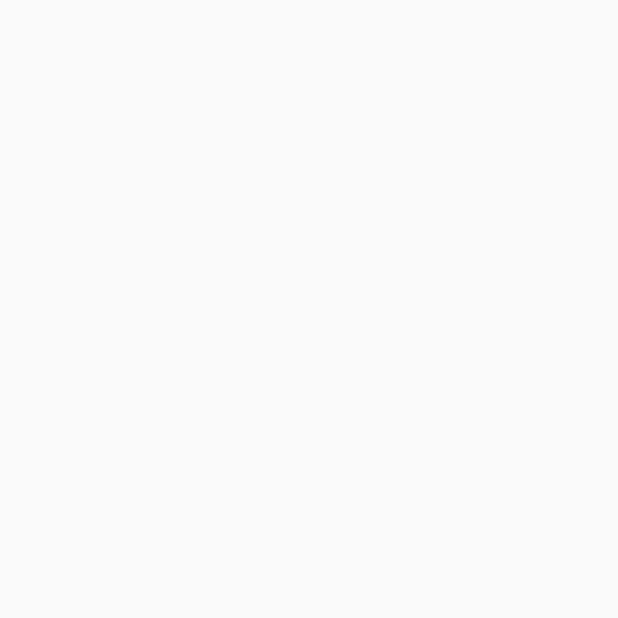
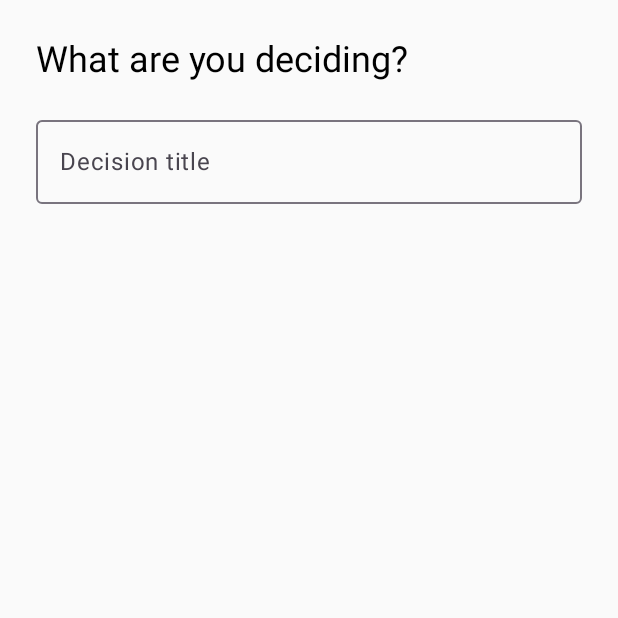
Before and after one commit to RychenJones/decide, an Android app built with Jetpack Compose: the screen it shows after launch (MainActivity), on a phone screen of 412 x 824 dp, the top half of it. Before the commit the part shown is empty. Run offline under Robolectric (Android 15) with nearby library versions, the phone set to English and light mode, and no system bars.

Commit message:
basic start page and header

```diff
--- a/app/src/main/java/com/example/decide/MainActivity.kt
+++ b/app/src/main/java/com/example/decide/MainActivity.kt
@@ -1,5 +1,18 @@
 package com.example.decide
 
+import android.os.Bundle
 import androidx.activity.ComponentActivity
+import androidx.activity.compose.setContent
+import androidx.compose.material3.MaterialTheme
+import com.example.decide.decision.DecisionScreen
 
-class MainActivity : ComponentActivity()
+class MainActivity : ComponentActivity() {
+    override fun onCreate(savedInstanceState: Bundle?) {
+        super.onCreate(savedInstanceState)
+        setContent {
+            MaterialTheme {
+                DecisionScreen()
+            }
+        }
+    }
+}
--- a/app/src/main/java/com/example/decide/decision/DecisionScreen.kt
+++ b/app/src/main/java/com/example/decide/decision/DecisionScreen.kt
@@ -1,3 +1,44 @@
 package com.example.decide.decision
 
-// Build the decision screen here.
+import androidx.compose.foundation.layout.Arrangement
+import androidx.compose.foundation.layout.Column
+import androidx.compose.foundation.layout.fillMaxSize
+import androidx.compose.foundation.layout.fillMaxWidth
+import androidx.compose.foundation.layout.padding
+import androidx.compose.material3.MaterialTheme
+import androidx.compose.material3.OutlinedTextField
+import androidx.compose.material3.Text
+import androidx.compose.runtime.Composable
+import androidx.compose.runtime.getValue
+import androidx.compose.runtime.mutableStateOf
+import androidx.compose.runtime.saveable.rememberSaveable
+import androidx.compose.runtime.setValue
+import androidx.compose.ui.Modifier
+import androidx.compose.ui.res.stringResource
+import androidx.compose.ui.unit.dp
+import com.example.decide.R
+
+@Composable
+fun DecisionScreen() {
+    var decisionTitle by rememberSaveable { mutableStateOf("") }
+
+    Column(
+        modifier = Modifier
+            .fillMaxSize()
+            .padding(24.dp),
+        verticalArrangement = Arrangement.spacedBy(16.dp),
+    ) {
+        Text(
+            text = decisionTitle.ifBlank { stringResource(R.string.decision_title_prompt) },
+            style = MaterialTheme.typography.headlineSmall,
+        )
+
+        OutlinedTextField(
+            value = decisionTitle,
+            onValueChange = { decisionTitle = it },
+            label = { Text(stringResource(R.string.decision_title_label)) },
+            modifier = Modifier.fillMaxWidth(),
+            singleLine = true,
+        )
+    }
+}
--- a/app/src/main/res/values/strings.xml
+++ b/app/src/main/res/values/strings.xml
@@ -1,4 +1,6 @@
 <?xml version="1.0" encoding="utf-8"?>
 <resources>
     <string name="app_name">Decide</string>
+    <string name="decision_title_prompt">What are you deciding?</string>
+    <string name="decision_title_label">Decision title</string>
 </resources>
```
Also changed, not shown: 68 other files.
